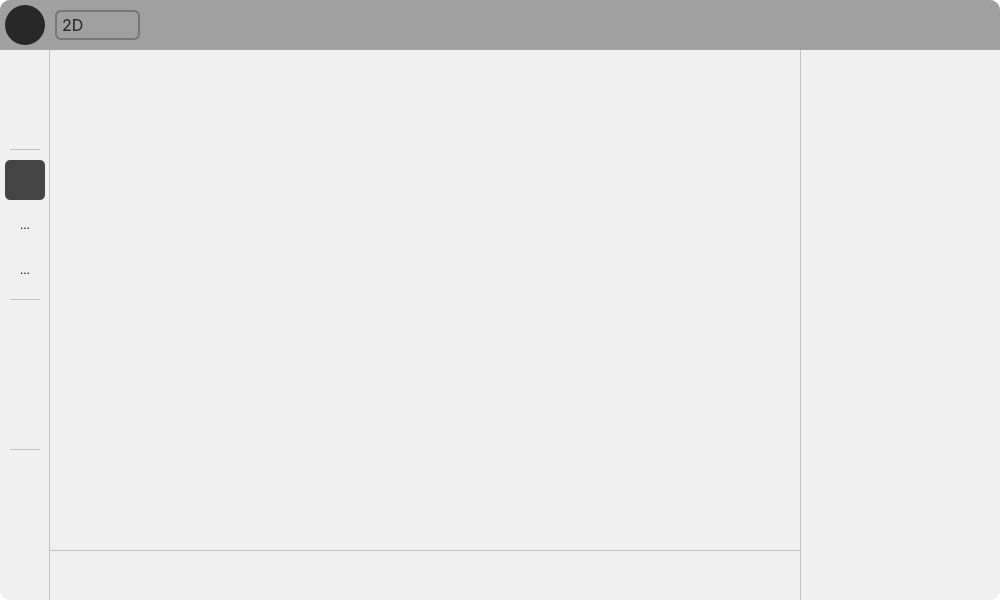
Qt form main_structure.ui (KatouMegumii/easy-to-segment) before a commit.
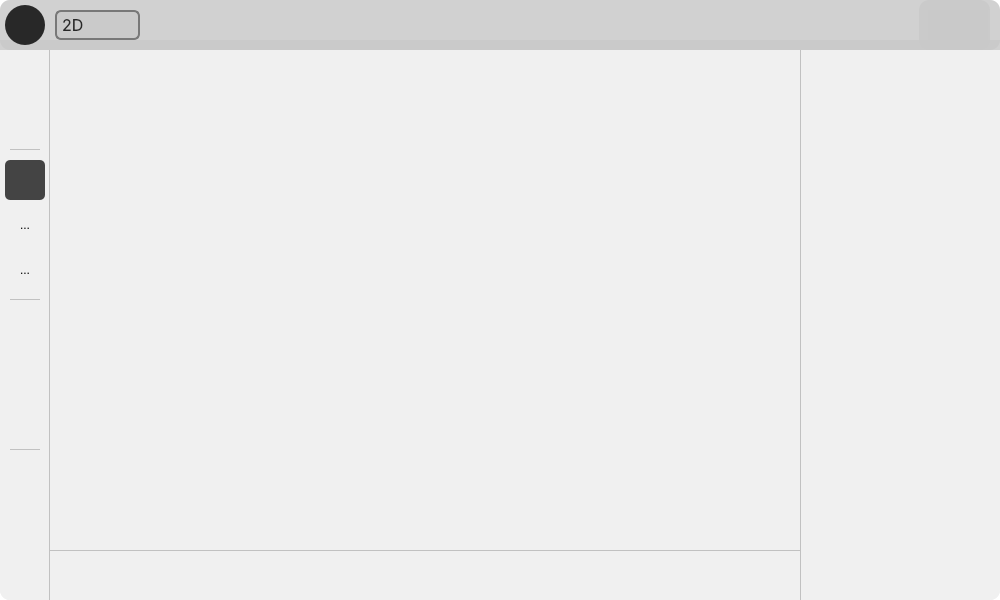
The same form after that commit. Icons and pictures are not drawn.

Commit message: top bar background color changed

What changed in the file:
```diff
--- a/main_structure.ui
+++ b/main_structure.ui
@@ -55,7 +55,7 @@
 border-top-right-radius:10px;
 border-bottom-left-radius:10px;
 border-bottom-right-radius:10px;
-background-color: rgb(160, 160, 160)</string>
+background-color: rgba(200, 200, 200, 200)</string>
     </property>
     <property name="frameShape">
      <enum>QFrame::StyledPanel</enum>
```
The commit also changes 2 other files.
